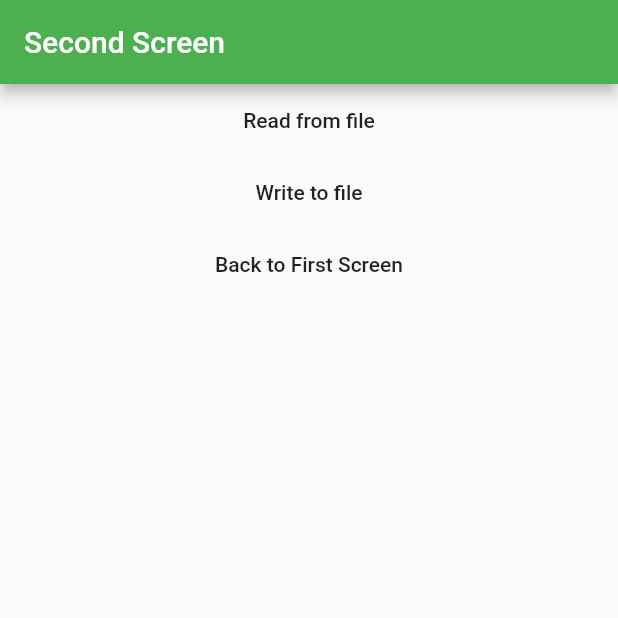
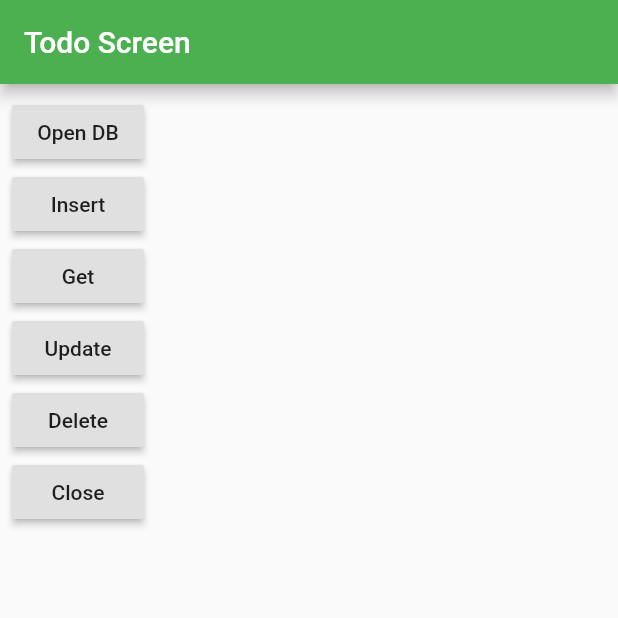
Before and after one commit to tintinap/lab01, a Flutter app: the screen it shows after launch, on a phone screen of 412 x 824 dp, the top half of it. Run offline on Flutter 3.47's test engine with Material 2 defaults, Android fonts, the phone set to English and light mode, and no system bars; our stand-ins replace datetime_picker_formfield, firebase_auth, image_picker, sqflite; accounts and stored records are empty.

Commit message:
add loginstate and todo

```diff
--- a/lib/main.dart
+++ b/lib/main.dart
@@ -5,6 +5,10 @@ import './ui/second_screen.dart';
 import './ui/detail_screen.dart';
 import './ui/my_custom_form.dart';
 import './ui/list_data.dart';
+import './ui/todo_screen.dart';
+
+import './ui/login_screen.dart';
+import './ui/register_screen.dart';
 
 void main() => runApp(MyApp());
 
@@ -23,10 +27,14 @@ class MyApp extends StatelessWidget {
       routes : {
         // "/" : (context) => FirstScreen(),
         // "/" : (context) => ListData(),
-        "/" : (context) => SecondScreen(),
+        // "/" : (context) => SecondScreen(),
         // "/" : (context) => MyCustomForm(),
-        "/second" : (context) => SecondScreen(),
+        // "/second" : (context) => SecondScreen(),
         // "/detail" : (context) => DetailScreen(title: 'Detail',) no need for goto with parameter
+        "/" : (context) => TodoScreen(),
+
+        // "/": (context) => LoginScreen(),
+        // "/register": (context) => RegisterScreen(),
       }
     );
   }
--- /dev/null
+++ b/lib/model/todo.dart
@@ -0,0 +1,80 @@
+import 'package:sqflite/sqflite.dart';
+
+final String tableTodo = 'todo';
+final String columnID = '_id';
+final String columnTitle = 'title';
+final String columnDone = 'done';
+
+class Todo {
+  int id;
+  String title;
+  bool done;
+
+  Todo();
+
+  Todo.formMap(Map<String, dynamic> map) {
+    this.id = map[columnID];
+    this.title = map[columnTitle];
+    this.done = map[columnDone] == 1;
+  }
+
+  Map<String, dynamic> toMap() {
+    var map = <String, dynamic>{
+      columnTitle: title,
+      columnDone: done == true ? 1 : 0
+    };
+
+    if (id != null) {
+      map[columnID] = id;
+    }
+    return map;
+  }
+}
+
+class TodoProvider {
+  Database db;
+
+  Future open(String path) async {
+    print("on open function");
+    db = await openDatabase(path, version: 1,
+        onCreate: (Database db, int version) async {
+      await db.execute('''
+          create table $tableTodo (
+            $columnID integer primary key autoincrement,
+            $columnTitle text not null,
+            $columnDone integer not null
+          )
+        ''');
+    });
+  }
+
+  Future<Todo> insert(Todo todo) async {
+    todo.id = await db.insert(tableTodo, todo.toMap());
+    return todo;
+  }
+
+  Future<Todo> getTodo(int id) async {
+    List<Map> maps = await db.query(
+      tableTodo,
+      columns: [columnID, columnDone, columnTitle],
+      where: '$columnID = ?',
+      whereArgs: [id]
+    );
+    if (maps.length > 0){
+      return new Todo.formMap(maps.first);
+    }
+    return null;
+  }
+
+  Future<int> delete(int id) async{
+    return await db.delete(tableTodo, where: '$columnID = ?', whereArgs: [id]);
+  }
+
+  Future<int> update(Todo todo) async{
+    return await db.update(tableTodo, todo.toMap(),
+    where: '$columnID = ?', whereArgs: [todo.id]
+    );
+  }
+
+  Future close() async => db.close();
+}
--- /dev/null
+++ b/lib/ui/todo_screen.dart
@@ -0,0 +1,71 @@
+import 'package:flutter/material.dart';
+import '../model/todo.dart';
+
+class TodoScreen extends StatelessWidget {
+  TodoProvider todo = TodoProvider();
+  @override
+  Widget build(BuildContext context) {
+    return Scaffold(
+      appBar: AppBar(
+        title: Text('Todo Screen'),
+      ),
+      body: Padding(
+        padding: const EdgeInsets.all(8.0),
+        child: Column(
+          children: <Widget>[
+            RaisedButton(
+              child: Text('Open DB'),
+              onPressed: () async {
+                await todo.open('todo.db');
+                print("open complete");
+              },
+            ),
+            RaisedButton(
+              child: Text('Insert'),
+              onPressed: () async {
+                Todo data = Todo();
+                data.title = 'test';
+                data.done = false;
+                Todo result = await todo.insert(data);
+                print(result.title);
+              },
+            ),
+            RaisedButton(
+              child: Text('Get'),
+              onPressed: () async {
+                Todo data = await todo.getTodo(2);
+                print(data.toMap());
+              },
+            ),
+            RaisedButton(
+              child: Text('Update'),
+              onPressed: () async {
+                Todo newData = Todo();
+                newData.id = 2;
+                newData.title = 'New Tast';
+                newData.done = true;
+
+                int result = await todo.update(newData);
+                print(result);
+              },
+            ),
+            RaisedButton(
+              child: Text('Delete'),
+              onPressed: () async {
+                int result = await todo.delete(2);
+                print(result);
+              },
+            ),
+            RaisedButton(
+              child: Text('Close'),
+              onPressed: () {
+                todo.close();
+                print('close DB');
+              },
+            )
+          ],
+        ),
+      ),
+    );
+  }
+}
--- a/pubspec.yaml
+++ b/pubspec.yaml
@@ -21,6 +21,10 @@ dependencies:
   image_picker: ^0.4.10
   http: ^0.11.3
   path_provider: ^0.4.1
+  sqflite: ^1.1.0
+  firebase_core: ^0.2.5
+  firebase_auth: ^0.6.5
+
 
   # The following adds the Cupertino Icons font to your application.
   # Use with the CupertinoIcons class for iOS style icons.
```
Also changed, not shown: lib/ui/login_screen.dart (added, +76 -0 lines), lib/ui/register_screen.dart (added, +79 -0 lines), 3 other files.
